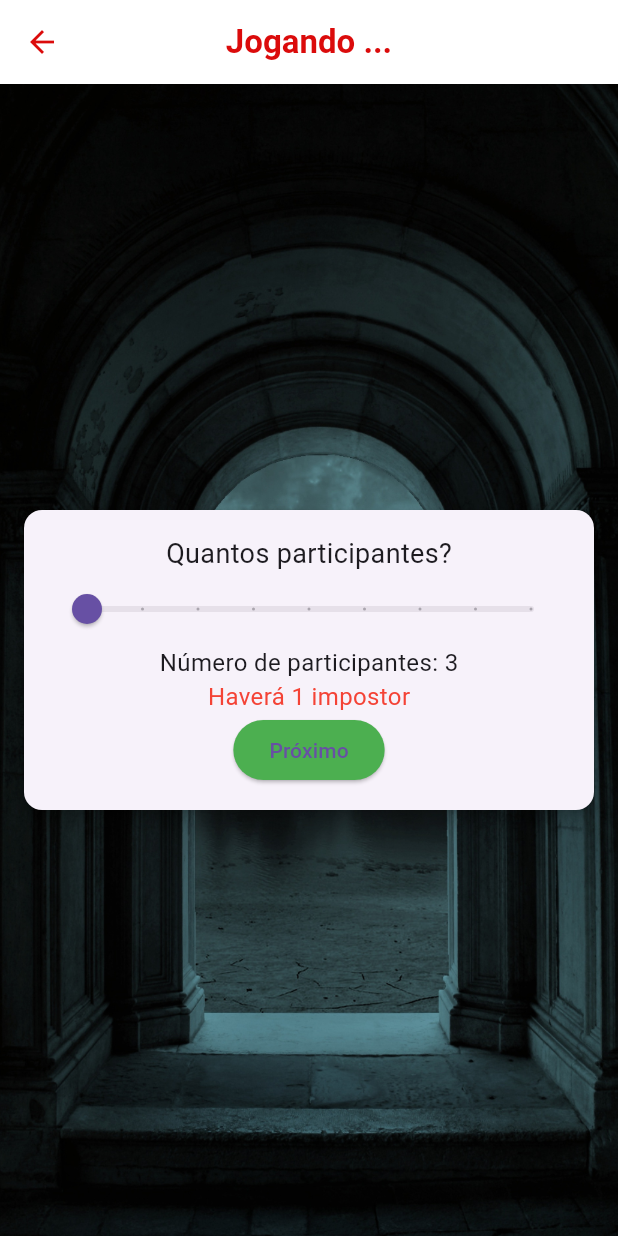
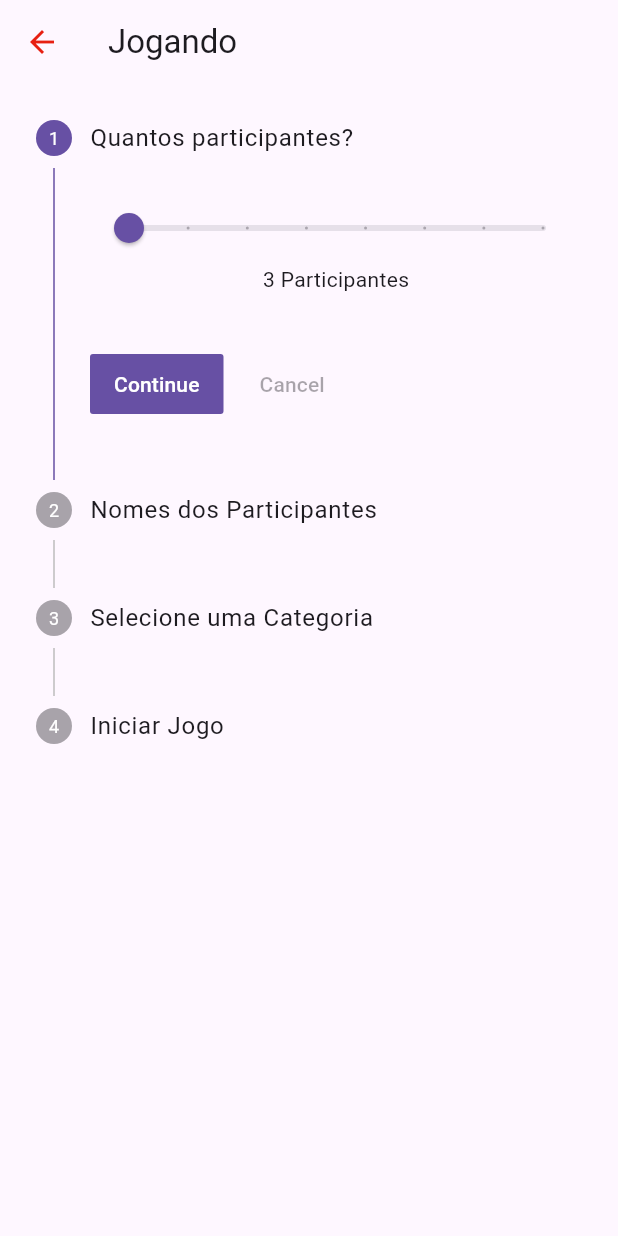
Before and after one commit to Jhonsonmarlon/impostor-game, a Flutter app: the screen it shows after launch, item 2 of the bottom bar chosen, after a tap on "Começar", on a phone screen of 412 x 824 dp. Run offline on Flutter 3.47's test engine with Material 3 defaults, Android fonts, the phone set to English and light mode, and no system bars; our stand-ins replace crystal_navigation_bar, font_awesome_flutter, iconly.

Commit message:
editando_pré_jogo

```diff
--- a/lib/drawer_widget.dart
+++ b/lib/drawer_widget.dart
@@ -38,7 +38,7 @@ class DrawerWidget extends StatelessWidget {
           const Padding(
             padding: EdgeInsets.all(16.0),
             child: Text(
-              'Versão 1.0.3',
+              'Versão 1.0.4',
               style: TextStyle(color: Colors.grey),
             ),
           ),
--- a/lib/game_page.dart
+++ b/lib/game_page.dart
@@ -1,4 +1,56 @@
+import 'dart:convert';
 import 'package:flutter/material.dart';
+import 'package:flutter/services.dart';
+
+class Categoria {
+  final String nome;
+  final IconData icone;
+  final List<String> palavras;
+
+  Categoria({required this.nome, required this.icone, required this.palavras});
+
+  factory Categoria.fromJson(Map<String, dynamic> json) {
+    return Categoria(
+      nome: json['nome'],
+      icone: _getIconData(json['icone']),
+      palavras: List<String>.from(json['palavras']),
+    );
+  }
+
+  static IconData _getIconData(String iconName) {
+    switch (iconName) {
+      case 'Icons.pets':
+        return Icons.pets;
+      case 'Icons.work':
+        return Icons.work;
+      case 'Icons.fastfood':
+        return Icons.fastfood;
+      case 'Icons.directions_car':
+        return Icons.directions_car;
+      case 'Icons.nature':
+        return Icons.nature;
+      case 'Icons.sports_soccer':
+        return Icons.sports_soccer;
+      case 'Icons.shopping_bag':
+        return Icons.shopping_bag;
+      case 'Icons.build':
+        return Icons.build;
+      case 'Icons.computer':
+        return Icons.computer;
+      default:
+        return Icons.help;
+    }
+  }
+}
+
+Future<List<Categoria>> _loadCategorias() async {
+  final String response =
+      await rootBundle.loadString('assets/database/palavras.json');
+  final data = await json.decode(response);
+  return (data['categorias'] as List)
+      .map((i) => Categoria.fromJson(i))
+      .toList();
+}
 
 class GamePage extends StatefulWidget {
   const GamePage({super.key});
@@ -8,280 +60,180 @@ class GamePage extends StatefulWidget {
 }
 
 class _GamePageState extends State<GamePage> {
-  int _currentStep = 1;  // To track the current step in the game setup
-  int _participants = 3;  // Number of participants
-  List<String> _participantNames = [];  // List to store participant names
-  String _selectedCategory = '';  // Selected category for the game
-  List<String> _categories = ['Animais', 'Objetos'];  // Example categories
-  String _currentPlayer = '';  // Name of the current player
-  String _role = '';  // Role of the current player
-  String _drawingTask = '';  // Drawing task for the drawer
+  int _currentStep = 0;
+  int quantidadeParticipantes = 3;
+  List<String> nomesParticipantes = List.filled(3, '');
+  List<TextEditingController> nomeControllers = [];
+  String categoriaSelecionada = '';
+  List<Categoria> categorias = [];
+  bool isLoading = true;
 
-  void _updateParticipants(double value) {
+  @override
+  void initState() {
+    super.initState();
+    _loadCategorias().then((cats) {
       setState(() {
-      _participants = value.toInt();
+        categorias = cats;
+        isLoading = false;
       });
+    });
+    _initNomeControllers(quantidadeParticipantes);
   }
 
-  void _nextStep() {
-    setState(() {
-      _currentStep++;
-    });
+  void _initNomeControllers(int quantidade) {
+    nomeControllers = List.generate(
+      quantidade,
+      (index) => TextEditingController(text: nomesParticipantes[index]),
+    );
   }
 
-  void _setParticipantName(int index, String name) {
-    setState(() {
-      if (index >= _participantNames.length) {
-        _participantNames.add(name);
-      } else {
-        _participantNames[index] = name;
+  @override
+  void dispose() {
+    for (var controller in nomeControllers) {
+      controller.dispose();
     }
-    });
-  }
-
-  void _selectCategory(String category) {
-    setState(() {
-      _selectedCategory = category;
-    });
-  }
-
-  void _startGame() {
-    setState(() {
-      // Logic to start the game
-      _currentPlayer = _participantNames[0];  // Example: select the first player
-      _role = 'Impostor';  // Example: assign a role
-      _drawingTask = 'Cachorro';  // Example: assign a drawing task
-    });
-  }
-
-  void _showResult() {
-    setState(() {
-      // Logic to show the result of the draw
-    });
+    super.dispose();
   }
 
   @override
   Widget build(BuildContext context) {
     return Scaffold(
-      backgroundColor: Colors.transparent,
       appBar: AppBar(
-        title: const Text(
-          'Jogando ...',
-          style: TextStyle(
-            fontWeight: FontWeight.bold,
-            color: Color.fromARGB(255, 219, 11, 11),
-          ),
-        ),
-        centerTitle: true,
+        title: const Text('Jogando'),
         backgroundColor: Colors.transparent,
         elevation: 0,
         leading: IconButton(
-          icon: const Icon(Icons.arrow_back, color: Color.fromARGB(255, 219, 11, 11)),
+          icon: const Icon(Icons.arrow_back,
+              color: Color.fromARGB(255, 231, 32, 18)),
           onPressed: () {
+            if (_currentStep > 0) {
+              setState(() {
+                _currentStep--;
+              });
+            } else {
               Navigator.pop(context);
+            }
           },
         ),
       ),
-      body: Container(
-        decoration: const BoxDecoration(
-          image: DecorationImage(
-            image: AssetImage('assets/escuro.png'),
-            fit: BoxFit.cover,
+      body: Stepper(
+        currentStep: _currentStep,
+        onStepContinue: () {
+          if (_currentStep == 0) {
+            setState(() {
+              _currentStep++;
+            });
+          } else if (_currentStep == 1 &&
+              !nomesParticipantes.any((nome) => nome.isEmpty)) {
+            setState(() {
+              _currentStep++;
+            });
+          } else if (_currentStep == 2 && categoriaSelecionada.isNotEmpty) {
+            setState(() {
+              _currentStep++;
+            });
+          } else {
+            ScaffoldMessenger.of(context).showSnackBar(
+              const SnackBar(content: Text('Preencha todos os campos!')),
+            );
+          }
+        },
+        onStepCancel: _currentStep > 0
+            ? () {
+                setState(() {
+                  _currentStep--;
+                });
+              }
+            : null,
+        steps: [
+          Step(
+            title: const Text('Quantos participantes?'),
+            content: Column(
+              children: [
+                Slider(
+                  value: quantidadeParticipantes.toDouble(),
+                  min: 3,
+                  max: 10,
+                  divisions: 7,
+                  label: quantidadeParticipantes.toString(),
+                  onChanged: (value) {
+                    setState(() {
+                      quantidadeParticipantes = value.toInt();
+                      nomesParticipantes =
+                          List.filled(quantidadeParticipantes, '');
+                      _initNomeControllers(quantidadeParticipantes);
+                    });
+                  },
                 ),
+                Text('$quantidadeParticipantes Participantes'),
+                const SizedBox(height: 20),
+              ],
             ),
-        child: Center(
-          child: Card(
-            elevation: 4,
-            margin: const EdgeInsets.all(16.0),
-            child: Padding(
-              padding: const EdgeInsets.all(16.0),
-              child: _buildStepContent(),
+            isActive: _currentStep >= 0,
           ),
-          ),
-        ),
+          Step(
+            title: const Text('Nomes dos Participantes'),
+            content: Column(
+              children: List.generate(quantidadeParticipantes, (index) {
+                return Padding(
+                  padding: const EdgeInsets.only(bottom: 16.0),
+                  child: TextField(
+                    controller: nomeControllers[index],
+                    onChanged: (value) {
+                      setState(() {
+                        nomesParticipantes[index] = value;
+                      });
+                    },
+                    decoration: InputDecoration(
+                        labelText: 'Nome do Participante ${index + 1}'),
                   ),
                 );
-  }
-
-  Widget _buildStepContent() {
-    switch (_currentStep) {
-      case 1:
-        return _buildParticipantSelection();
-      case 2:
-        return _buildNameInputs();
-      case 3:
-        return _buildCategorySelection();
-      case 4:
-        return _buildCountdown();
-      case 5:
-        return _buildDrawRole();
-      default:
-        return const Text('Erro: Etapa desconhecida');
-    }
-  }
-
-  Widget _buildParticipantSelection() {
-    return Column(
-      mainAxisSize: MainAxisSize.min,
-      children: [
-        const Text(
-          'Quantos participantes?',
-          style: TextStyle(fontSize: 18),
+              }),
             ),
-        Slider(
-          value: _participants.toDouble(),
-          min: 3,
-          max: 10,
-          divisions: 8,
-          label: _participants.toString(),
-          onChanged: _updateParticipants,
+            isActive: _currentStep >= 1,
           ),
-        Text(
-          'Número de participantes: $_participants',
-          style: const TextStyle(fontSize: 16),
-        ),
-        Text(
-          'Haverá ${_participants <= 6 ? '1 impostor' : '2 impostores'}',
-          style: const TextStyle(fontSize: 16, color: Colors.red),
-        ),
-        ElevatedButton(
-          onPressed: _nextStep,
-          style: ElevatedButton.styleFrom(
-            backgroundColor: Colors.green,
-          ),
-          child: const Text('Próximo'),
-        ),
-      ],
-    );
-  }
-
-  Widget _buildNameInputs() {
-    return Column(
-      mainAxisSize: MainAxisSize.min,
-      children: [
-        const Text(
-          'Insira os nomes dos participantes',
-          style: TextStyle(fontSize: 18),
-        ),
-        ListView.builder(
-          shrinkWrap: true,
-          itemCount: _participants,
-          itemBuilder: (context, index) {
-            return TextField(
-              decoration: InputDecoration(
-                labelText: 'Participante ${index + 1}',
-              ),
-              onChanged: (value) {
-                _setParticipantName(index, value);
-              },
-            );
-          },
-        ),
-        ElevatedButton(
-          onPressed: _nextStep,
-          style: ElevatedButton.styleFrom(
-            backgroundColor: Colors.green,
-          ),
-          child: const Text('Próximo'),
-        ),
-      ],
-    );
-  }
-
-  Widget _buildCategorySelection() {
-    return Column(
-      mainAxisSize: MainAxisSize.min,
-      children: [
-        const Text(
-          'Selecione uma categoria',
-          style: TextStyle(fontSize: 18),
-        ),
-        Wrap(
-          spacing: 10.0,
-          children: _categories.map((category) {
+          Step(
+            title: const Text('Selecione uma Categoria'),
+            content: isLoading
+                ? const Center(child: CircularProgressIndicator())
+                : Wrap(
+                    spacing: 8.0,
+                    runSpacing: 8.0,
+                    children: categorias.map((categoria) {
                       return ChoiceChip(
-              label: Text(category),
-              selected: _selectedCategory == category,
+                        label: Text(categoria.nome),
+                        avatar: Icon(categoria.icone),
+                        selected: categoriaSelecionada == categoria.nome,
                         onSelected: (selected) {
-                _selectCategory(category);
+                          setState(() {
+                            categoriaSelecionada = categoria.nome;
+                          });
                         },
                       );
                     }).toList(),
                   ),
+            isActive: _currentStep >= 2,
+          ),
+          Step(
+            title: const Text('Iniciar Jogo'),
+            content: Column(
+              children: [
+                Text('Participantes: $quantidadeParticipantes'),
+                const SizedBox(height: 20),
+                Text('Categoria: $categoriaSelecionada'),
+                const SizedBox(height: 20),
                 ElevatedButton(
                   onPressed: () {
-            _nextStep();
-            _startGame();
+                    // Lógica para iniciar o jogo
                   },
-          style: ElevatedButton.styleFrom(
-            backgroundColor: Colors.green,
-          ),
                   child: const Text('Começar'),
                 ),
               ],
-    );
-  }
-
-  Widget _buildCountdown() {
-    // Placeholder for countdown logic
-    return Column(
-      mainAxisSize: MainAxisSize.min,
-      children: [
-        const Text(
-          'Contagem regressiva...',
-          style: TextStyle(fontSize: 18),
             ),
-        const SizedBox(height: 20),
-        ElevatedButton(
-          onPressed: _nextStep,
-          style: ElevatedButton.styleFrom(
-            backgroundColor: Colors.green,
-          ),
-          child: const Text('Próximo'),
-        ),
-      ],
-    );
-  }
-
-  Widget _buildDrawRole() {
-    return Column(
-      mainAxisSize: MainAxisSize.min,
-      children: [
-        Text(
-          'Jogador atual: $_currentPlayer',
-          style: const TextStyle(fontSize: 18),
-        ),
-        ElevatedButton(
-          onPressed: _showResult,
-          style: ElevatedButton.styleFrom(
-            backgroundColor: Colors.green,
-          ),
-          child: const Text('Sortear'),
-        ),
-        if (_role.isNotEmpty)
-          Column(
-            children: [
-              Text(
-                'Você é $_role',
-                style: const TextStyle(fontSize: 16, color: Colors.red),
-              ),
-              if (_role == 'Desenhista')
-                Text(
-                  'Desenhe: $_drawingTask',
-                  style: const TextStyle(fontSize: 16),
-                ),
-              ElevatedButton(
-                onPressed: () {
-                  // Logic to proceed with the game
-                },
-                style: ElevatedButton.styleFrom(
-                  backgroundColor: Colors.green,
-                ),
-                child: const Text('Iniciar Jogo'),
+            isActive: _currentStep >= 3,
           ),
         ],
       ),
-      ],
     );
   }
 }
--- a/lib/main.dart
+++ b/lib/main.dart
@@ -122,7 +122,7 @@ class _HomePageState extends State<HomePage> {
                                 ),
                                 const SizedBox(height: 10),
                                 const Text(
-                                  'O objetivo do jogo é descobrir quem é o impostor entre os participantes .. Você pode começar o jogo e selecionar os participantes na próxima tela.',
+                                  'O objetivo do jogo é descobrir quem é o impostor entre os participantes. Você pode começar o jogo e selecionar os participantes na próxima tela.',
                                   style: TextStyle(fontSize: 16),
                                 ),
                                 const SizedBox(height: 20),
--- a/pubspec.yaml
+++ b/pubspec.yaml
@@ -16,7 +16,7 @@ publish_to: 'none' # Remove this line if you wish to publish to pub.dev
 # https://developer.apple.com/library/archive/documentation/General/Reference/InfoPlistKeyReference/Articles/CoreFoundationKeys.html
 # In Windows, build-name is used as the major, minor, and patch parts
 # of the product and file versions while build-number is used as the build suffix.
-version: 1.0.0+1
+version: 1.0.0+4
 
 environment:
   sdk: '>=3.4.3 <4.0.0'
@@ -40,6 +40,7 @@ dependencies:
   iconly: ^1.0.0
   flutter_animated_button: ^2.0.3
   url_launcher: ^6.3.0
+  flutter_launcher_icons: ^0.13.1
 
 
 
@@ -68,6 +69,7 @@ flutter:
   # the material Icons class.
   uses-material-design: true
   assets:
+    - assets/database/palavras.json
     - assets/icon/
     - assets/icon/impostor.png
     - assets/background.png
```
Also changed, not shown: assets/database/palavras.json (added, +164 -0 lines), pubspec.lock. Lines whose indentation alone changed are shown as unchanged.
